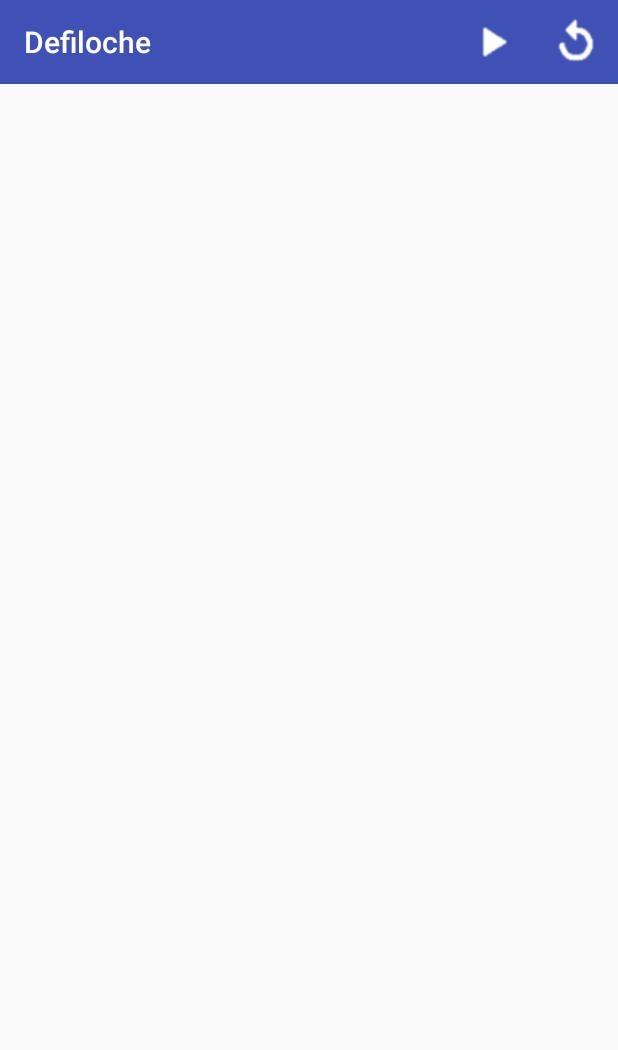
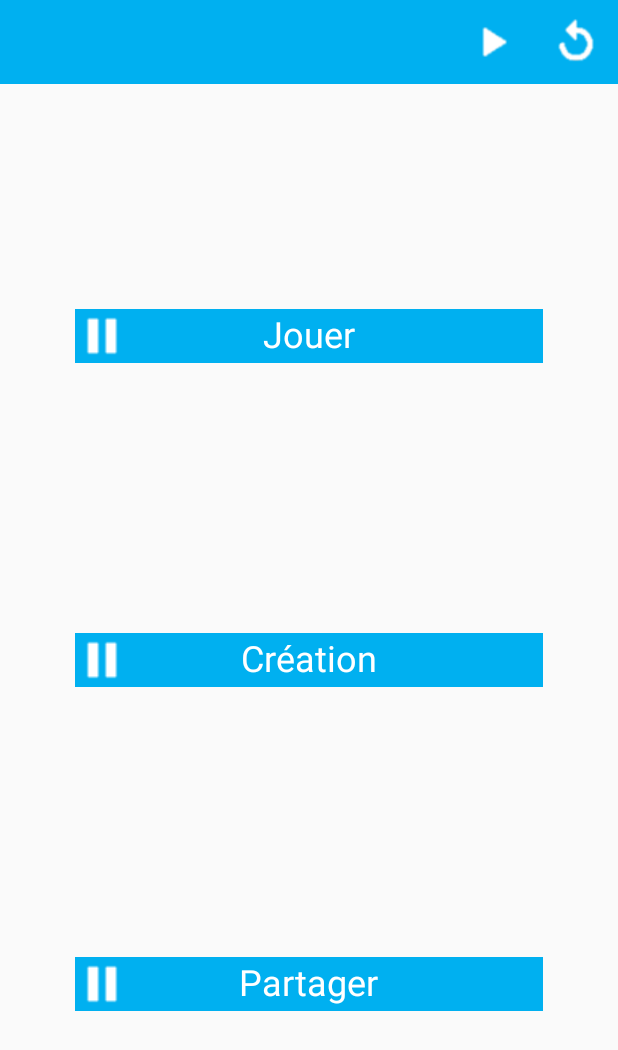
Before and after one commit to Sykless/projaiiient, an Android app: the screen it shows after launch (MainActivity before the commit, Home after it), on a phone screen of 412 x 824 dp. Shown: the top 1050 px of the screen. Run offline under Robolectric (Android 15) with nearby library versions, the phone set to English and light mode, and no system bars.

Commit message:
Added : button animation/style

```diff
--- a/app/src/main/AndroidManifest.xml
+++ b/app/src/main/AndroidManifest.xml
@@ -12,13 +12,15 @@
         android:supportsRtl="true"
         android:theme="@style/AppTheme">
         <activity android:name=".MainActivity">
+
+        </activity>
+        <activity android:name=".Home">
             <intent-filter>
                 <action android:name="android.intent.action.MAIN" />
-
                 <category android:name="android.intent.category.LAUNCHER" />
             </intent-filter>
+
         </activity>
-        <activity android:name=".Home"></activity>
     </application>
 
 </manifest>
--- a/app/src/main/java/com/autoscroll/fraba/defiloche/Home.java
+++ b/app/src/main/java/com/autoscroll/fraba/defiloche/Home.java
@@ -1,13 +1,222 @@
 package com.autoscroll.fraba.defiloche;
 
+import android.animation.AnimatorSet;
+import android.animation.ObjectAnimator;
+import android.animation.ValueAnimator;
+import android.app.Activity;
+import android.content.Context;
+import android.content.Intent;
+import android.content.res.Configuration;
+import android.graphics.Color;
+import android.graphics.Point;
+import android.graphics.PorterDuff;
+import android.graphics.drawable.AnimationDrawable;
+import android.graphics.drawable.Drawable;
+import android.media.Image;
 import android.support.v7.app.AppCompatActivity;
 import android.os.Bundle;
+import android.support.v7.widget.Toolbar;
+import android.util.Log;
+import android.util.TypedValue;
+import android.view.Display;
+import android.view.Menu;
+import android.view.MotionEvent;
+import android.view.View;
+import android.view.ViewGroup;
+import android.view.animation.AlphaAnimation;
+import android.widget.Button;
+import android.widget.ImageView;
+import android.widget.RelativeLayout;
+import android.widget.LinearLayout.LayoutParams;
+import android.widget.TextView;
+import android.widget.Toast;
 
-public class Home extends AppCompatActivity {
+public class Home extends AppCompatActivity
+{
+    private static final int CODE_PLAY = 1;
+
+    int actionBarHeight = 0;
+
+    AnimationDrawable rocketAnimation;
+    AnimationDrawable button2Animation;
+    AnimationDrawable button3Animation;
+
+    private AlphaAnimation buttonClick = new AlphaAnimation(1F, 0.8F); // Animation on button when clicked
+    private AlphaAnimation buttonClickRelease = new AlphaAnimation(0.8F,1F); // Animation when released
 
     @Override
-    protected void onCreate(Bundle savedInstanceState) {
+    protected void onCreate(Bundle savedInstanceState)
+    {
         super.onCreate(savedInstanceState);
         setContentView(R.layout.home_layout);
+
+        // Toolbar setup
+        Toolbar mToolbar = findViewById(R.id.toolbar);
+        setSupportActionBar(mToolbar);
+        getSupportActionBar().setDisplayShowTitleEnabled(false);
+
+        // Get the height of the toolbar
+        TypedValue tv = new TypedValue();
+        if (getTheme().resolveAttribute(android.R.attr.actionBarSize, tv, true))
+        {
+            actionBarHeight = TypedValue.complexToDimensionPixelSize(tv.data,getResources().getDisplayMetrics());
+        }
+
+        // Layout modification
+        /*
+        RelativeLayout relativeLayout = findViewById(R.id.relativeLayout);
+
+        Display display = getWindowManager().getDefaultDisplay();
+        Point size = new Point();
+        display.getSize(size);
+
+        int marginTop = 0;
+        int marginSide = 0;
+
+        if(getResources().getConfiguration().orientation == Configuration.ORIENTATION_PORTRAIT)
+        {
+            int width = size.x;
+            int heigth = size.y - actionBarHeight;
+
+            float ratio = (float) heigth / width;
+
+            marginTop = (int) Math.round(0.81/ratio*width);
+            marginSide = (int) Math.round(0.162/ratio*heigth);
+        }
+
+        if(getResources().getConfiguration().orientation == Configuration.ORIENTATION_LANDSCAPE)
+        {
+            int width = size.y;
+            int heigth = size.x - actionBarHeight;
+
+            float ratio = (float) heigth / width;
+
+            marginTop = (int) Math.round(0.205/ratio*width);
+            marginSide = (int) Math.round(0.164/ratio*heigth);
+
+            marginTop = 400;
+        }
+
+        LayoutParams params = new LayoutParams(LayoutParams.MATCH_PARENT, LayoutParams.MATCH_PARENT);
+        params.setMargins(marginSide,marginTop,marginSide,marginTop);
+        relativeLayout.setLayoutParams(params);
+
+        */
+
+        ImageView rocketImage = (ImageView) findViewById(R.id.test_button_image);
+        rocketImage.setBackgroundResource(R.drawable.animation);
+        rocketAnimation = (AnimationDrawable) rocketImage.getBackground();
+        rocketAnimation.start();
+
+        ImageView rocketImage2 = (ImageView) findViewById(R.id.test_button_image2);
+        rocketImage2.setBackgroundResource(R.drawable.animation);
+        button2Animation = (AnimationDrawable) rocketImage2.getBackground();
+        button2Animation.start();
+
+        ImageView rocketImage3 = (ImageView) findViewById(R.id.test_button_image3);
+        rocketImage3.setBackgroundResource(R.drawable.animation);
+        button3Animation = (AnimationDrawable) rocketImage3.getBackground();
+        button3Animation.start();
+
+        setRelativeLayoutButton(this,R.id.test_layout);
+        setRelativeLayoutButton(this,R.id.test_layout2);
+        setRelativeLayoutButton(this,R.id.test_layout3);
+
+        RelativeLayout button1 = findViewById(R.id.test_layout);
+        RelativeLayout button2 = findViewById(R.id.test_layout2);
+        RelativeLayout button3 = findViewById(R.id.test_layout3);
+
+        buttonClick.setDuration(300);
+        buttonClickRelease.setDuration(300);
+        buttonClickRelease.setStartOffset(200);
+
+        View.OnClickListener buttonEffect = new View.OnClickListener()
+        {
+            @Override
+            public void onClick(View v)
+            {
+                v.startAnimation(buttonClick);
+                v.startAnimation(buttonClickRelease);
+
+                goToPlay(v);
+            }
+        };
+
+        button1.setOnClickListener(buttonEffect);
+        button2.setOnClickListener(buttonEffect);
+        button3.setOnClickListener(buttonEffect);
     }
+
+    public void goToPlay(View view)
+    {
+        Intent intent = new Intent(this,MainActivity.class);
+        startActivityForResult(intent,CODE_PLAY);
+    }
+
+    @Override
+    public boolean onCreateOptionsMenu(Menu menu)
+    {
+        getMenuInflater().inflate(R.menu.main_menu, menu);
+        return true;
+    }
+
+    public void setRelativeLayoutButton(Context context, int id)
+    {
+        RelativeLayout buttonTest = new RelativeLayout(context);
+        RelativeLayout layout = findViewById(id);
+
+        Log.e("Test ",String.valueOf(layout.getChildCount()));
+
+        // copy layout parameters
+        ViewGroup.LayoutParams params = layout.getLayoutParams();
+        buttonTest.setLayoutParams(params);
+
+        // here I am using temporary instance of Button class
+        // to get standard button background and to get button text color
+
+        Button bt = new Button(context);
+        bt.setBackgroundColor(getResources().getColor(R.color.cyan));
+        buttonTest.setBackground(bt.getBackground());
+
+        // copy all child from relative layout to this button
+        while (layout.getChildCount() > 0)
+        {
+            Log.e("Test","In");
+            View vchild = layout.getChildAt(0);
+            ((ViewGroup)vchild.getParent()).removeView(vchild);
+            buttonTest.addView(vchild);
+
+            // if child is textView set its color to standard buttong text colors
+            // using temporary instance of Button class
+            if (vchild instanceof TextView  )
+            {
+                ((TextView)vchild).setTextColor(getResources().getColor(R.color.white));
+            }
+
+            // just to be sure that child views can't be clicked and focused
+            vchild.setClickable(false);
+            vchild.setFocusable(false);
+            vchild.setFocusableInTouchMode(false);
+        }
+
+        // remove all view from layout (maybe it's not necessary)
+        layout.removeAllViews();
+
+        // set that this button is clickable, focusable, ...
+        buttonTest.setClickable(true);
+        buttonTest.setFocusable(true);
+        buttonTest.setFocusableInTouchMode(false);
+
+        // replace relative layout in parent with this one modified to looks like button
+        ViewGroup vp = (ViewGroup)layout.getParent();
+        int index = vp.indexOfChild(layout);
+        vp.removeView(layout);
+        vp.addView(buttonTest,index);
+
+        buttonTest.setId(id);
+    }
+
+
+
+
 }
--- a/app/src/main/java/com/autoscroll/fraba/defiloche/MainActivity.java
+++ b/app/src/main/java/com/autoscroll/fraba/defiloche/MainActivity.java
@@ -4,6 +4,7 @@ import android.animation.AnimatorSet;
 import android.animation.ObjectAnimator;
 import android.animation.ValueAnimator;
 import android.content.Context;
+import android.content.Intent;
 import android.content.res.Configuration;
 import android.graphics.Bitmap;
 import android.graphics.Point;
@@ -32,8 +33,6 @@ import static android.view.MotionEvent.ACTION_UP;
 
 public class MainActivity extends AppCompatActivity
 {
-    Context context;
-
     ImageView imageView;
     LinearLayout linearLayout;
     ScrollView sView;
@@ -49,10 +48,6 @@ public class MainActivity extends AppCompatActivity
     ObjectAnimator moveRestart;
     AnimatorSet animatorSet;
     boolean isRestarted = true;
-    boolean isScrolled = false;
-
-    float touchPosition = 0;
-    float releasePosition = 0;
 
     float imagePosition = 0;
 
@@ -64,11 +59,9 @@ public class MainActivity extends AppCompatActivity
         super.onCreate(savedInstanceState);
         setContentView(R.layout.activity_main);
 
-        context = getApplicationContext();
-
         Toolbar mToolbar = findViewById(R.id.toolbar);
         setSupportActionBar(mToolbar);
-        getSupportActionBar().setTitle("Defiloche");
+        getSupportActionBar().setDisplayShowTitleEnabled(false);
 
         // Set the variable endScreen to the correct value according to the orientation of the device
         Display display = getWindowManager().getDefaultDisplay();
@@ -108,8 +101,13 @@ public class MainActivity extends AppCompatActivity
         {
             actionBarHeight = TypedValue.complexToDimensionPixelSize(tv.data,getResources().getDisplayMetrics());
         }
+    }
 
-
+    public void changeName(View view)
+    {
+        Intent intent = getIntent();
+        setResult(RESULT_OK,intent); // Everything went ok
+        finish(); // I go back to the home activity
     }
 
     @Override
--- /dev/null
+++ b/app/src/main/res/drawable/animation.xml
@@ -0,0 +1,6 @@
+<?xml version="1.0" encoding="utf-8"?>
+<animation-list xmlns:android="http://schemas.android.com/apk/res/android"
+    android:oneshot="false">
+    <item android:drawable="@drawable/ic_pause_black_24dp" android:duration="200" />
+    <item android:drawable="@drawable/ic_play_arrow_black_24dp" android:duration="200" />
+</animation-list>
--- a/app/src/main/res/layout/activity_main.xml
+++ b/app/src/main/res/layout/activity_main.xml
@@ -1,6 +1,5 @@
 <?xml version="1.0" encoding="utf-8"?>
 <RelativeLayout xmlns:android="http://schemas.android.com/apk/res/android"
-    xmlns:app="http://schemas.android.com/apk/res-auto"
     xmlns:tools="http://schemas.android.com/tools"
     android:layout_width="match_parent"
     android:layout_height="match_parent"
--- /dev/null
+++ b/app/src/main/res/layout/anim_button.xml
@@ -0,0 +1,20 @@
+<?xml version="1.0" encoding="utf-8"?>
+<RelativeLayout
+    xmlns:android="http://schemas.android.com/apk/res/android"
+    android:layout_height="wrap_content" android:layout_width="wrap_content">
+    <ImageView
+        android:id="@+id/test_button_image"
+        android:layout_width="wrap_content"
+        android:src="@drawable/rick"
+        android:layout_height="wrap_content"
+        android:layout_alignParentTop="true"/>
+
+    <TextView
+        android:id="@+id/test_button_text2"
+        android:layout_width="wrap_content"
+        android:layout_height="wrap_content"
+        android:textSize="20sp"
+        android:layout_alignTop="@+id/test_button_image"
+        android:layout_toRightOf="@+id/test_button_image"
+        android:text="Relative layout"/>
+</RelativeLayout>
--- a/app/src/main/res/layout/home_layout.xml
+++ b/app/src/main/res/layout/home_layout.xml
@@ -1,9 +1,106 @@
 <?xml version="1.0" encoding="utf-8"?>
-<android.support.constraint.ConstraintLayout xmlns:android="http://schemas.android.com/apk/res/android"
+<LinearLayout xmlns:android="http://schemas.android.com/apk/res/android"
     xmlns:app="http://schemas.android.com/apk/res-auto"
     xmlns:tools="http://schemas.android.com/tools"
     android:layout_width="match_parent"
     android:layout_height="match_parent"
+    android:orientation="vertical"
     tools:context="com.autoscroll.fraba.defiloche.Home">
 
-</android.support.constraint.ConstraintLayout>
+    <android.support.v7.widget.Toolbar
+        android:id="@+id/toolbar"
+        android:layout_width="match_parent"
+        android:layout_height="wrap_content"
+        android:layout_alignParentBottom="true"
+        android:layout_alignParentStart="true"
+        android:background="@color/cyan"
+        android:minHeight="?attr/actionBarSize"
+        android:theme="?attr/actionBarTheme" />
+    <LinearLayout
+        android:layout_width="match_parent"
+        android:layout_height="match_parent"
+        android:layout_marginTop="150dp"
+        android:layout_marginBottom="150dp"
+        android:layout_marginEnd="50dp"
+        android:layout_marginStart="50dp"
+        android:orientation="vertical">
+        <RelativeLayout
+            android:id="@+id/test_layout"
+            android:layout_width="match_parent"
+            android:layout_height="wrap_content"
+            android:background="@color/cyan">
+
+            <TextView
+                android:id="@+id/test_button_text"
+                android:layout_width="wrap_content"
+                android:layout_height="wrap_content"
+                android:layout_alignTop="@+id/test_button_image"
+                android:layout_centerHorizontal="true"
+                android:text="Jouer"
+                android:textColor="@android:color/white"
+                android:textSize="24sp" />
+
+            <ImageView
+                android:id="@+id/test_button_image"
+                android:layout_width="wrap_content"
+                android:layout_height="wrap_content"
+                android:layout_alignParentTop="true" />
+        </RelativeLayout>
+
+        <View
+            android:layout_width="0dp"
+            android:layout_height="50dp"
+            android:layout_weight="1" />
+
+        <RelativeLayout
+            android:id="@+id/test_layout2"
+            android:layout_width="match_parent"
+            android:layout_height="wrap_content"
+            android:background="@color/cyan">
+
+            <TextView
+                android:id="@+id/test_button_text2"
+                android:layout_width="wrap_content"
+                android:layout_height="wrap_content"
+                android:layout_alignTop="@+id/test_button_image2"
+                android:layout_centerHorizontal="true"
+                android:text="Création"
+                android:textColor="@android:color/white"
+                android:textSize="24sp" />
+
+            <ImageView
+                android:id="@+id/test_button_image2"
+                android:layout_width="wrap_content"
+                android:layout_height="wrap_content"
+                android:layout_alignParentTop="true" />
+        </RelativeLayout>
+
+        <View
+            android:layout_width="0dp"
+            android:layout_height="50dp"
+            android:layout_weight="1" />
+
+        <RelativeLayout
+            android:id="@+id/test_layout3"
+            android:layout_width="match_parent"
+            android:layout_height="wrap_content"
+            android:background="@color/cyan">
+
+            <TextView
+                android:id="@+id/test_button_text3"
+                android:layout_width="wrap_content"
+                android:layout_height="wrap_content"
+                android:layout_alignTop="@+id/test_button_image3"
+                android:layout_centerHorizontal="true"
+                android:text="Partager"
+                android:textColor="@android:color/white"
+                android:textSize="24sp" />
+
+            <ImageView
+                android:id="@+id/test_button_image3"
+                android:layout_width="wrap_content"
+                android:layout_height="wrap_content"
+                android:layout_alignParentTop="true" />
+        </RelativeLayout>
+    </LinearLayout>
+</LinearLayout>
--- a/app/src/main/res/menu/main_menu.xml
+++ b/app/src/main/res/menu/main_menu.xml
@@ -3,10 +3,10 @@
 
     <item
         android:id="@+id/action_play_pause"
+        android:icon="@drawable/ic_play_arrow_black_24dp"
         android:orderInCategory="100"
-        app:showAsAction="ifRoom"
-        android:icon="@drawable/ic_play_arrow_black_24dp"
-        android:title="@string/action_play_pause"/>
+        android:title="@string/action_play_pause"
+        app:showAsAction="always" />
 
     <item
         android:id="@+id/action_restart"
--- a/app/src/main/res/values/colors.xml
+++ b/app/src/main/res/values/colors.xml
@@ -3,4 +3,6 @@
     <color name="colorPrimary">#3F51B5</color>
     <color name="colorPrimaryDark">#303F9F</color>
     <color name="colorAccent">#FF4081</color>
+    <color name="cyan">#00B0F0</color>
+    <color name="white">#FFFFFF</color>
 </resources>
```
